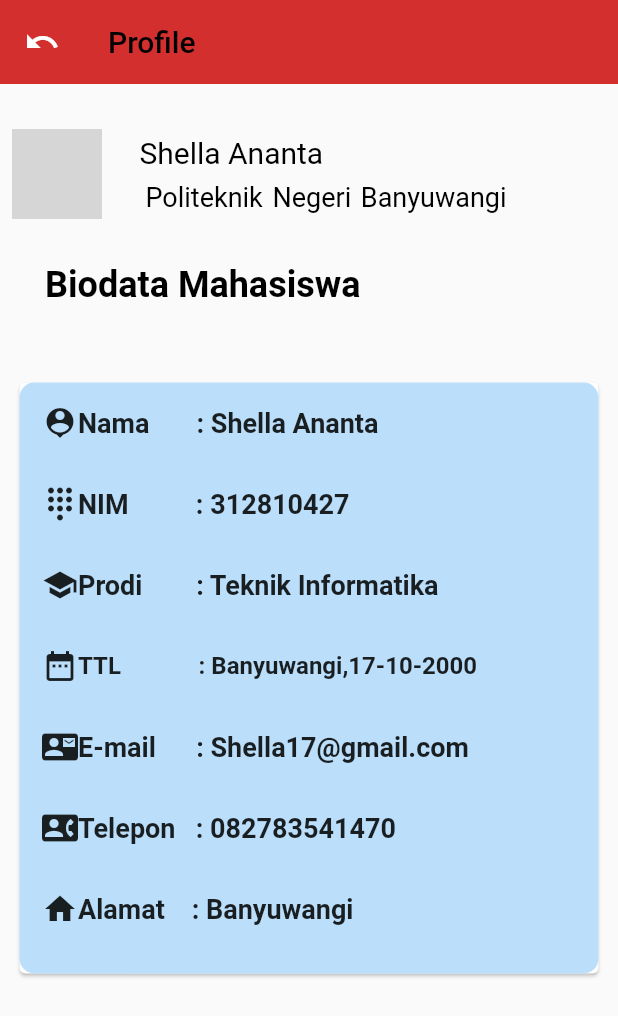
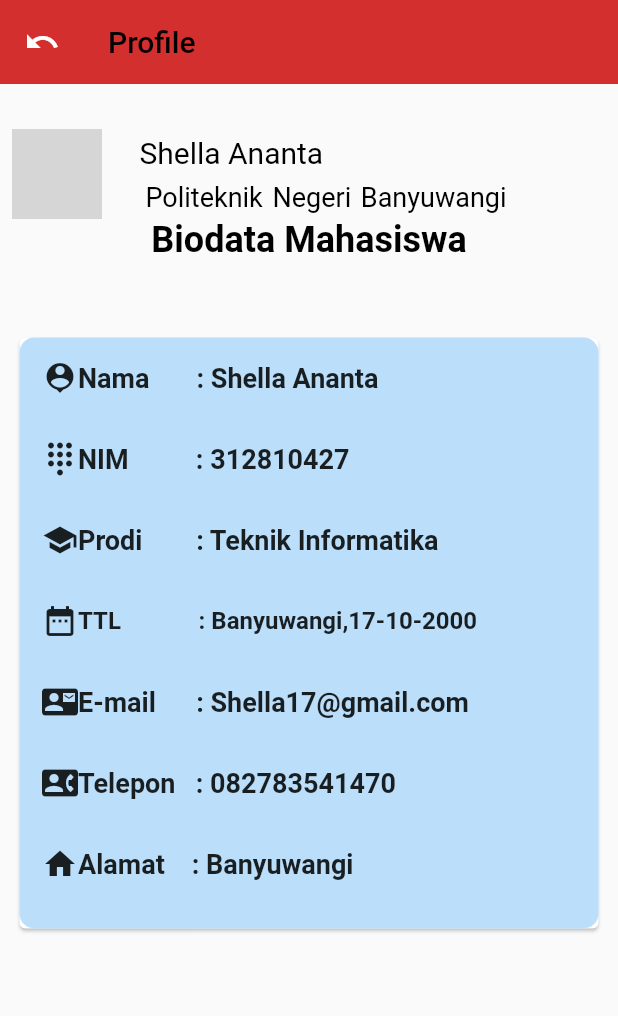
Before and after one commit to Politeknik-Banyuwangi/project-uas-project-uas-kel4, a Flutter app: the screen it shows after launch, on a phone screen of 412 x 824 dp. Shown: the top 1016 px of the screen. Run offline on Flutter 3.47's test engine with Material 2 defaults, Android fonts, the phone set to English and light mode, and no system bars; network calls fail; grey boxes are pictures that could not be loaded.

```diff
--- a/lib/pages/profile.dart
+++ b/lib/pages/profile.dart
@@ -51,8 +51,7 @@ class ProfilePages extends StatelessWidget {
                   )),
             ],
           ),
-          Padding(
-            padding: EdgeInsets.only(top: 30, right: 20, left: 30, bottom: 0),
+          Center(
             child: Text('Biodata Mahasiswa', style: TextStyle(fontWeight: FontWeight.bold, fontSize: 24, color: Colors.black)),
           ),
           //biodata
```
Also changed, not shown: 1 other file.
